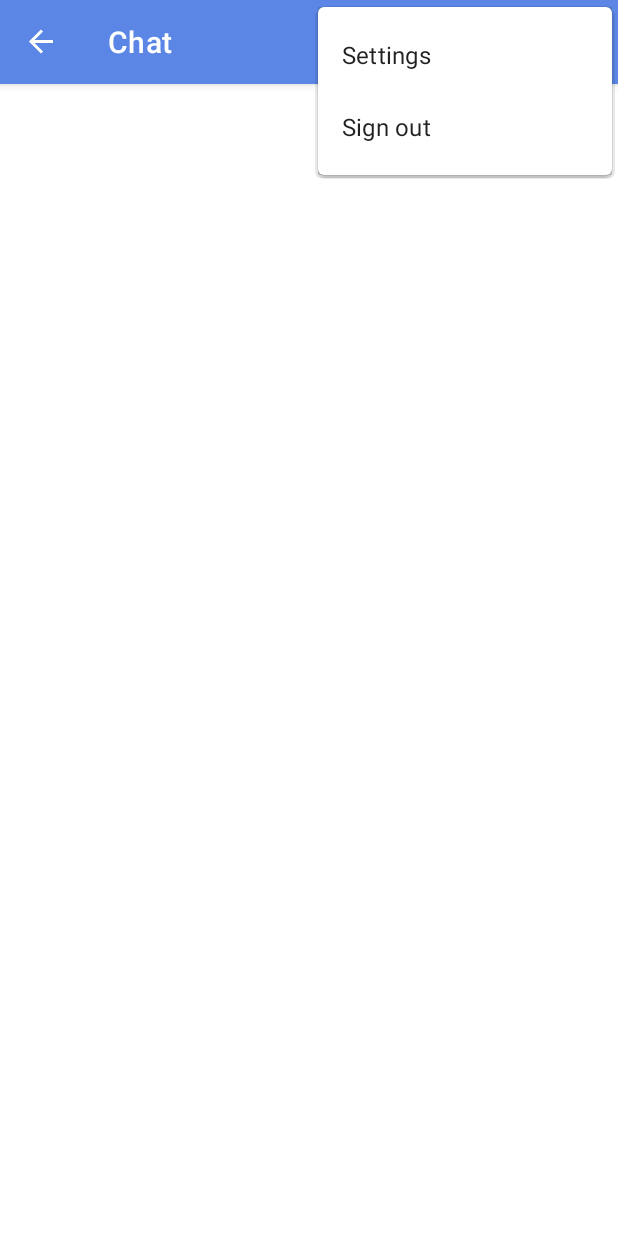
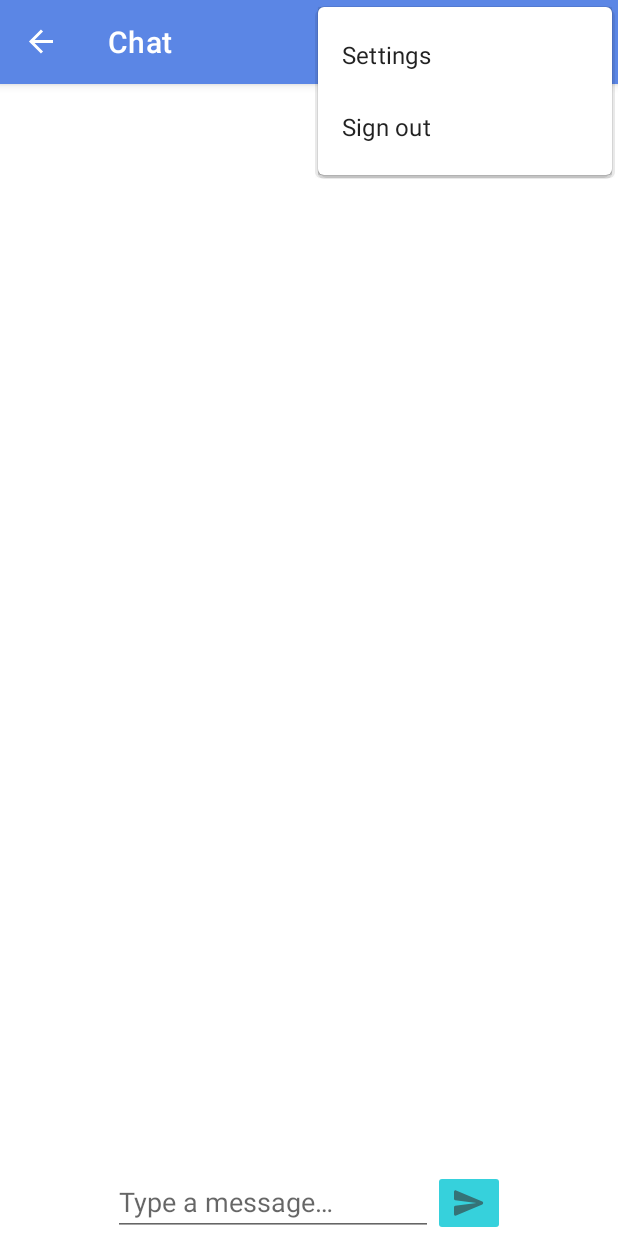
Before and after one commit to Dream-1211/Chat_app-android-, an Android app: the ChatFragment screen opened through its navigation route, with the options menu open, on a phone screen of 412 x 824 dp. Run offline under Robolectric (Android 15) with nearby library versions, the phone set to English and light mode, and no system bars; our stand-ins replace Room's generated code, navigation-ui.

Commit message:
Messages RecyclerView (#205)
* Create MessageListAdapter and simple MessageView

* Create RecyclerView in Chat fragment

* Import send button icon

* Work with MutableLiveData

* Create and use only one ViewModel
Using ViewModelProvider

```diff
--- a/android-client/app/src/main/java/com/example/makore/ChatFragment.java
+++ b/android-client/app/src/main/java/com/example/makore/ChatFragment.java
@@ -7,12 +7,25 @@ import android.view.ViewGroup;
 
 import androidx.annotation.NonNull;
 import androidx.fragment.app.Fragment;
+import androidx.lifecycle.ViewModelProvider;
+import androidx.recyclerview.widget.RecyclerView;
 
+import com.example.makore.adapters.MessageListAdapter;
 import com.example.makore.databinding.FragmentChatBinding;
+import com.example.makore.entities.Message;
+import com.example.makore.viewmodels.ContactsViewModel;
+
+import java.time.LocalDateTime;
+import java.time.format.DateTimeFormatter;
+import java.util.Locale;
 
 public class ChatFragment extends Fragment {
 
     private FragmentChatBinding binding;
+    // private ContactsListAdapter adapter;
+    private ContactsViewModel viewModel;
+    private MessageListAdapter adapter;
+    private String contactId;
 
     @Override
     public View onCreateView(
@@ -27,13 +40,46 @@ public class ChatFragment extends Fragment {
 
     public void onViewCreated(@NonNull View view, Bundle savedInstanceState) {
         super.onViewCreated(view, savedInstanceState);
-
+        viewModel = new ViewModelProvider(this).get(ContactsViewModel.class);
+        contactId = null;
         // Get bundle from previous fragment
         Bundle bundle = getArguments();
         if (bundle != null) {
-            String username = bundle.getString("contactId");
+            contactId = bundle.getString("contactId");
             String name = bundle.getString("contactName");
         }
+        if (contactId != null) {
+            RecyclerView messagesRecyclerView = binding.lstMessages;
+            adapter = new MessageListAdapter(getContext());
+            messagesRecyclerView.setAdapter(adapter);
+            messagesRecyclerView.setLayoutManager(new androidx.recyclerview.widget.LinearLayoutManager(getContext()));
+
+            viewModel.getMessages().observe(getViewLifecycleOwner(), messages -> {
+                adapter.setMessages(viewModel.getMessagesWithContact());
+                System.out.println("Messages: " + messages);
+            });
+        }
+        // Set contact name
+        viewModel.setContactId(contactId);
+
+        binding.sendBtn.setOnClickListener(v -> {
+            if (contactId == null) {
+                return;
+            }
+            String messageContent = binding.messageInput.getText().toString();
+            if (messageContent.length() > 0) {
+                // Format timestamp in MM/dd/yyyy HH:mm:ss
+                String timestamp = null;
+                if (android.os.Build.VERSION.SDK_INT >= android.os.Build.VERSION_CODES.O) {
+                    timestamp = LocalDateTime.now().format(DateTimeFormatter.ofPattern("MM/dd/yyyy, HH:mm:ss", Locale.US));
+                }
+                // Create new message object
+                Message newMessage = new Message(messageContent, timestamp, true, contactId);
+                // Insert message into database
+                viewModel.insertMessage(newMessage);
+                binding.messageInput.setText("");
+            }
+        });
     }
 
     @Override
--- a/android-client/app/src/main/java/com/example/makore/ContactsFragment.java
+++ b/android-client/app/src/main/java/com/example/makore/ContactsFragment.java
@@ -11,6 +11,7 @@ import android.view.ViewGroup;
 
 import androidx.annotation.NonNull;
 import androidx.fragment.app.Fragment;
+import androidx.lifecycle.ViewModelProvider;
 import androidx.navigation.fragment.NavHostFragment;
 import androidx.recyclerview.widget.RecyclerView;
 import androidx.room.Room;
@@ -20,9 +21,7 @@ import com.example.makore.adapters.ContactsListAdapter;
 import com.example.makore.chat.AddContactActivity;
 import com.example.makore.chat.ContactClickListener;
 import com.example.makore.databinding.FragmentContactsBinding;
-import com.example.makore.entities.AppDB;
 import com.example.makore.entities.Contact;
-import com.example.makore.repositories.ContactsRepository;
 import com.example.makore.viewmodels.ContactsViewModel;
 
 public class ContactsFragment extends Fragment implements ContactClickListener, SwipeRefreshLayout.OnRefreshListener {
@@ -32,14 +31,6 @@ public class ContactsFragment extends Fragment implements ContactClickListener,
     private ContactsListAdapter adapter;
     private ContactsViewModel viewModel;
     private SwipeRefreshLayout mSwipeRefreshLayout;
-
-    private void initViewModel() {
-        // Create Room database
-        AppDB db = Room.databaseBuilder(requireContext(),
-                AppDB.class, AppDB.DATABASE_NAME).allowMainThreadQueries().build();
-        ContactsRepository contactsRepository = new ContactsRepository(db.contactsDao());
-        viewModel = new ContactsViewModel(contactsRepository);
-    }
 
     @Override
     public View onCreateView(
@@ -53,7 +44,7 @@ public class ContactsFragment extends Fragment implements ContactClickListener,
             startActivity(intent);
         });
         sharedpreferences = requireActivity().getSharedPreferences("user", MODE_PRIVATE);
-        initViewModel();
+        viewModel = new ViewModelProvider(this).get(ContactsViewModel.class);
 
         return binding.getRoot();
 
--- a/android-client/app/src/main/java/com/example/makore/MainActivity.java
+++ b/android-client/app/src/main/java/com/example/makore/MainActivity.java
@@ -1,5 +1,7 @@
 package com.example.makore;
 
+import android.annotation.SuppressLint;
+import android.content.Context;
 import android.content.Intent;
 import android.content.SharedPreferences;
 import android.os.Bundle;
@@ -24,6 +26,8 @@ public class MainActivity extends AppCompatActivity {
     private ActivityMainBinding binding;
     private SharedPreferences sharedpreferences;
     private AppDB db;
+    @SuppressLint("StaticFieldLeak")
+    public static Context context;
 
     private void initDB() {
         // Create Room database
@@ -34,6 +38,7 @@ public class MainActivity extends AppCompatActivity {
     @Override
     protected void onCreate(Bundle savedInstanceState) {
         super.onCreate(savedInstanceState);
+        context = this;
 
         binding = ActivityMainBinding.inflate(getLayoutInflater());
         setContentView(binding.getRoot());
--- a/android-client/app/src/main/java/com/example/makore/adapters/ContactsListAdapter.java
+++ b/android-client/app/src/main/java/com/example/makore/adapters/ContactsListAdapter.java
@@ -65,7 +65,8 @@ public class ContactsListAdapter extends RecyclerView.Adapter<ContactsListAdapte
             if (current.getLastDate() != null && android.os.Build.VERSION.SDK_INT >= android.os.Build.VERSION_CODES.O) {
                 try {
                     // Parse the string from format "MM/dd/yyyy, HH:mm:ss" to "h:mm a"
-                    DateTimeFormatter formatter = DateTimeFormatter.ofPattern("MM/dd/yyyy, HH:mm:ss", Locale.ENGLISH);
+                    DateTimeFormatter formatter = DateTimeFormatter.ofPattern("MM/dd/yyyy, HH:mm:ss", Locale.US);
+
                     LocalDateTime dateTime = LocalDateTime.parse(current.getLastDate(), formatter);
                     holder.lastMessageTime.setText(dateTime.format(DateTimeFormatter.ofPattern("h:mm a", Locale.US)));
                 } catch (Exception e) {
--- a/android-client/app/src/main/java/com/example/makore/entities/Message.java
+++ b/android-client/app/src/main/java/com/example/makore/entities/Message.java
@@ -14,8 +14,7 @@ public class Message {
     // The contact id of the user the current user is chatting with
     public String contactId;
 
-    public Message(long id, String content, String created, boolean sent, String contactId) {
-        this.id = id;
+    public Message(String content, String created, boolean sent, String contactId) {
         this.content = content;
         this.created = created;
         this.sent = sent;
--- a/android-client/app/src/main/java/com/example/makore/repositories/ContactsRepository.java
+++ b/android-client/app/src/main/java/com/example/makore/repositories/ContactsRepository.java
@@ -1,8 +1,10 @@
 package com.example.makore.repositories;
 
-import androidx.lifecycle.LiveData;
 import androidx.lifecycle.MutableLiveData;
+import androidx.room.Room;
 
+import com.example.makore.MainActivity;
+import com.example.makore.entities.AppDB;
 import com.example.makore.entities.Contact;
 import com.example.makore.entities.ContactsDao;
 import com.example.makore.entities.Message;
@@ -16,8 +18,11 @@ public class ContactsRepository {
     private MessageListData messageListData;
     // private ContactsAPI api;
 
-    public ContactsRepository(ContactsDao contactsDao) {
-        this.contactsDao = contactsDao;
+    public ContactsRepository() {
+        // Create Room database
+        AppDB db = Room.databaseBuilder(MainActivity.context,
+                AppDB.class, AppDB.DATABASE_NAME).allowMainThreadQueries().build();
+        contactsDao = db.contactsDao();
         // this.api = api;
         contactListData = new ContactListData();
         messageListData = new MessageListData();
@@ -25,12 +30,25 @@ public class ContactsRepository {
 
     public void insertContact(Contact contact) {
         contactsDao.insertContact(contact);
+        List<Contact> contactsList = contactListData.getValue();
+        if (contactsList == null) {
+            contactsList = new LinkedList<>();
+        }
+        contactsList.add(contact);
+        contactListData.setValue(contactsList);
     }
 
     public void insertMessage(Message message) {
         contactsDao.insertMessage(message);
+        List<Message> messageList = messageListData.getValue();
+        if (messageList == null) {
+            messageList = new LinkedList<>();
+        }
+        messageList.add(message);
+        messageListData.setValue(messageList);
     }
 
+    // TODO: reload contacts from web-api
     public void reload() {
         // Reload contacts from API
     }
@@ -40,11 +58,13 @@ public class ContactsRepository {
         return contactsDao.getContact(id);
     }
 
-    public LiveData<List<Contact>> getContacts() {
+    // Get contacts list
+    public MutableLiveData<List<Contact>> getContacts() {
         return contactListData;
     }
 
-    public LiveData<List<Message>> getMessages() {
+    // Get all messages
+    public MutableLiveData<List<Message>> getMessages() {
         return messageListData;
     }
 
@@ -68,6 +88,7 @@ public class ContactsRepository {
     class MessageListData extends MutableLiveData<List<Message>> {
         public MessageListData() {
             super();
+            setValue(new LinkedList<>());
         }
 
         @Override
--- a/android-client/app/src/main/java/com/example/makore/viewmodels/ContactsViewModel.java
+++ b/android-client/app/src/main/java/com/example/makore/viewmodels/ContactsViewModel.java
@@ -1,31 +1,53 @@
 package com.example.makore.viewmodels;
 
-import androidx.lifecycle.LiveData;
+import androidx.lifecycle.MutableLiveData;
+import androidx.lifecycle.ViewModel;
 
 import com.example.makore.entities.Contact;
 import com.example.makore.entities.Message;
 import com.example.makore.repositories.ContactsRepository;
 
+import java.util.LinkedList;
 import java.util.List;
 
-public class ContactsViewModel {
+public class ContactsViewModel extends ViewModel {
     private ContactsRepository contactsRepository;
+    private String contactId;
 
-    private LiveData<List<Contact>> contacts;
-    private LiveData<List<Message>> messages;
-
-    public ContactsViewModel(ContactsRepository contactsRepository) {
-        this.contactsRepository = contactsRepository;
-        contacts = contactsRepository.getContacts();
-        messages = contactsRepository.getMessages();
+    public ContactsViewModel() {
+        contactsRepository = new ContactsRepository();
+        contactId = null;
     }
 
-    public LiveData<List<Contact>> getContacts() {
-        return contacts;
+    public MutableLiveData<List<Contact>> getContacts() {
+        return contactsRepository.getContacts();
     }
 
-    public LiveData<List<Message>> getMessages() {
-        return messages;
+    public MutableLiveData<List<Message>> getMessages() {
+        return contactsRepository.getMessages();
+    }
+
+    // Set new contact id
+    public void setContactId(String contactId) {
+        this.contactId = contactId;
+    }
+
+    public List<Message> getMessagesWithContact() {
+        if (contactId == null) {
+            return null;
+        }
+
+        List<Message> messages = getMessages().getValue();
+        if (messages == null) {
+            return null;
+        }
+        List<Message> messagesWithContact = new LinkedList<>();
+        for (Message message : messages) {
+            if (message.getContactId().equals(contactId)) {
+                messagesWithContact.add(message);
+            }
+        }
+        return messagesWithContact;
     }
 
     // Get contact by id
@@ -41,6 +63,7 @@ public class ContactsViewModel {
         contactsRepository.insertMessage(message);
     }
 
+    // TODO: reload messages from web-api
     public void reload() {
         contactsRepository.reload();
     }
--- /dev/null
+++ b/android-client/app/src/main/res/drawable-anydpi/ic_send_btn_light.xml
@@ -0,0 +1,12 @@
+<vector xmlns:android="http://schemas.android.com/apk/res/android"
+    android:width="24dp"
+    android:height="24dp"
+    android:viewportWidth="24"
+    android:viewportHeight="24"
+    android:tint="#333333"
+    android:alpha="0.6"
+    android:autoMirrored="true">
+    <path
+        android:fillColor="@android:color/white"
+        android:pathData="M3.4,20.4l17.45,-7.48c0.81,-0.35 0.81,-1.49 0,-1.84L3.4,3.6c-0.66,-0.29 -1.39,0.2 -1.39,0.91L2,9.12c0,0.5 0.37,0.93 0.87,0.99L17,12 2.87,13.88c-0.5,0.07 -0.87,0.5 -0.87,1l0.01,4.61c0,0.71 0.73,1.2 1.39,0.91z" />
+</vector>
--- a/android-client/app/src/main/res/layout/fragment_chat.xml
+++ b/android-client/app/src/main/res/layout/fragment_chat.xml
@@ -6,4 +6,40 @@
     android:layout_height="match_parent"
     tools:context=".ChatFragment">
 
+    <androidx.recyclerview.widget.RecyclerView
+        android:layout_width="match_parent"
+        android:layout_height="match_parent"
+        android:id="@+id/lstMessages" />
+
+    <androidx.constraintlayout.widget.ConstraintLayout
+        android:layout_width="wrap_content"
+        android:layout_height="wrap_content"
+        android:orientation="horizontal"
+        app:layout_constraintStart_toStartOf="parent"
+        app:layout_constraintBottom_toBottomOf="parent"
+        app:layout_constraintEnd_toEndOf="parent"
+        android:id="@+id/msg_input_layout">
+
+        <EditText
+            android:id="@+id/messageInput"
+            android:layout_width="wrap_content"
+            android:layout_height="wrap_content"
+            android:ems="10"
+            android:hint="@string/type_a_message"
+            android:inputType="textPersonName"
+            app:layout_constraintEnd_toStartOf="@id/sendBtn"
+            app:layout_constraintBottom_toBottomOf="parent"
+            android:importantForAutofill="no" />
+
+        <ImageButton
+            android:id="@+id/sendBtn"
+            android:layout_width="wrap_content"
+            android:layout_height="wrap_content"
+            app:layout_constraintBottom_toBottomOf="parent"
+            app:layout_constraintEnd_toEndOf="parent"
+            android:src="@drawable/ic_send_btn_light"
+            android:contentDescription="@string/description_send_message_button" />
+    </androidx.constraintlayout.widget.ConstraintLayout>
+
+
 </androidx.constraintlayout.widget.ConstraintLayout>
--- a/android-client/app/src/main/res/values/strings.xml
+++ b/android-client/app/src/main/res/values/strings.xml
@@ -40,4 +40,6 @@
     <string name="server">Server</string>
     <string name="title_activity_add_contact">Add Contact</string>
     <string name="cV_description_profile_picture">Profile picture</string>
+    <string name="description_send_message_button">Send message button</string>
+    <string name="type_a_message">Type a message…</string>
 </resources>
```
Also changed, not shown: android-client/app/src/main/java/com/example/makore/adapters/MessageListAdapter.java (added, +70 -0 lines), android-client/app/src/main/java/com/example/makore/chat/AddContactActivity.java (+2 -16 lines), android-client/app/src/main/res/layout/message_view.xml (added, +22 -0 lines), android-client/app/src/main/res/drawable-hdpi/ic_send_btn_light.png (added), android-client/app/src/main/res/drawable-mdpi/ic_send_btn_light.png (added), android-client/app/src/main/res/drawable-xhdpi/ic_send_btn_light.png (added), android-client/app/src/main/res/drawable-xxhdpi/ic_send_btn_light.png (added).
